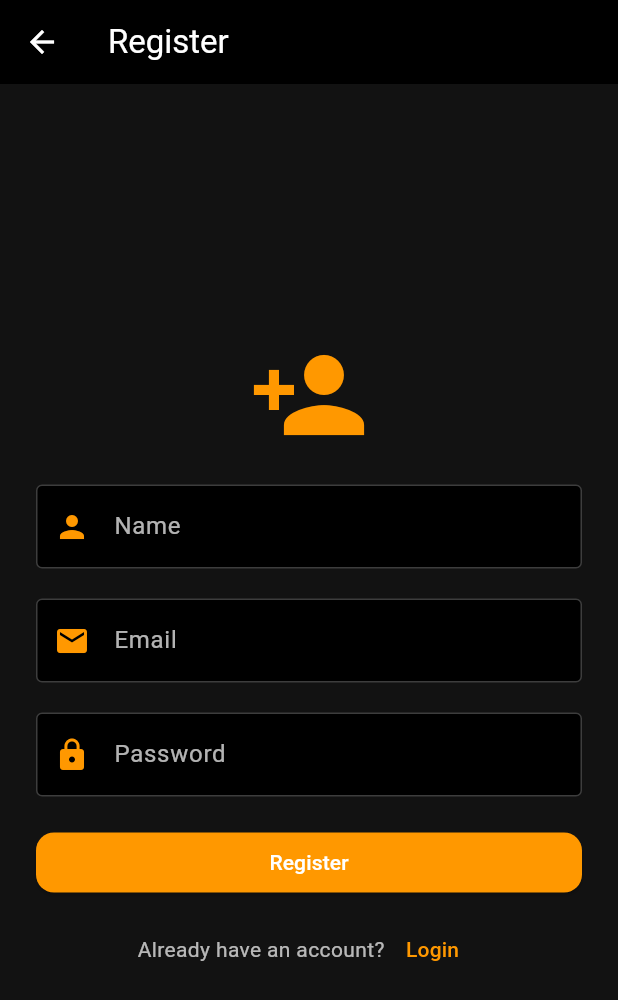
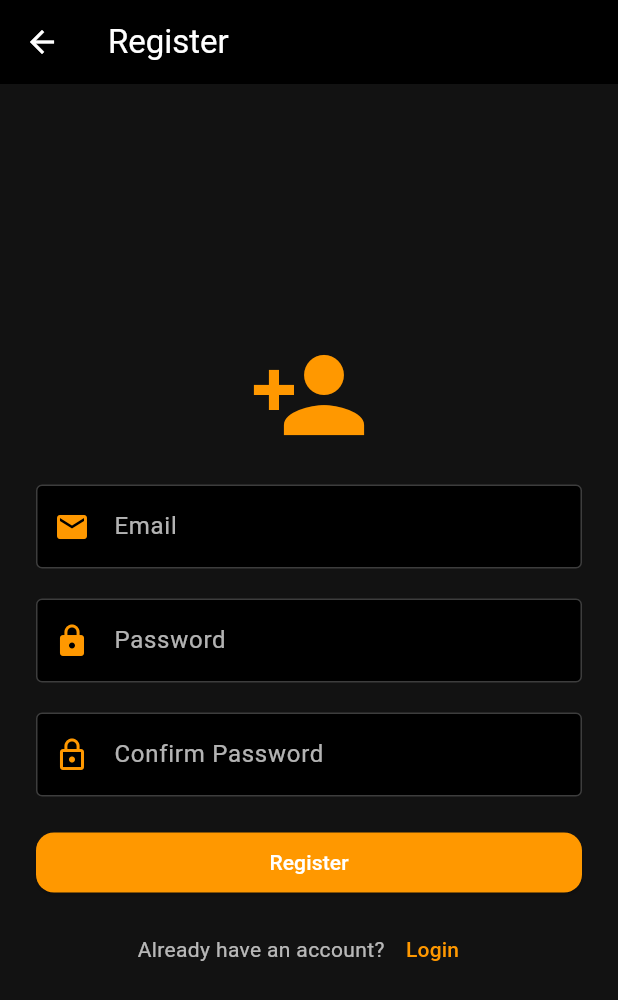
Before and after one commit to Imjustmalak/rights_app, a Flutter app: the RegisterPage screen opened directly, on a phone screen of 412 x 824 dp. Shown: the top 1000 px of the screen. Run offline on Flutter 3.47's test engine with Material 3 defaults, Android fonts, the phone set to English and light mode, and no system bars.

Commit message:
updated register page logic

```diff
--- a/lib/screens/register_page.dart
+++ b/lib/screens/register_page.dart
@@ -13,14 +13,49 @@ class RegisterPage extends StatefulWidget {
 }
 
 class _RegisterPageState extends State<RegisterPage> {
-  final nameController = TextEditingController();
   final emailController = TextEditingController();
   final passwordController = TextEditingController();
+  final confirmPasswordController = TextEditingController();
   bool isLoading = false;
 
+  // Email Validation Function
+  bool _isValidEmail(String email) {
+    return RegExp(r"^[\w-\.]+@([\w-]+\.)+[\w-]{2,4}$").hasMatch(email);
+  }
+
+  // Show Error Message
+  void showError(String msg) {
+    ScaffoldMessenger.of(context).showSnackBar(
+      SnackBar(content: Text(msg), backgroundColor: Colors.red),
+    );
+  }
+
+  // Registration Logic
   Future<void> registerUser() async {
+    String email = emailController.text.trim();
+    String password = passwordController.text.trim();
+    String confirmPassword = confirmPasswordController.text.trim();
+
+    // Validate email
+    if (!_isValidEmail(email)) {
+      showError('Please enter a valid email');
+      return;
+    }
+
+    // Validate password length
+    if (password.length < 6) {
+      showError('Password must be at least 6 characters');
+      return;
+    }
+
+    // Check passwords match
+    if (password != confirmPassword) {
+      showError('Passwords do not match');
+      return;
+    }
+
+    // If all validations pass → Send to backend
     final url = Uri.parse('$baseUrl/register');
-
     setState(() {
       isLoading = true;
     });
@@ -30,24 +65,22 @@ class _RegisterPageState extends State<RegisterPage> {
         url,
         headers: {'Content-Type': 'application/json'},
         body: json.encode({
-          "name": nameController.text,
-          "email": emailController.text,
-          "password": passwordController.text,
+          "email": email,
+          "password": password,
         }),
       );
 
-      if (response.statusCode == 200) {
-        final data = json.decode(response.body);
-        if (data['success'] == true) {
-          Navigator.pushReplacement(
-            context,
-            MaterialPageRoute(builder: (_) => LoginPage()),
-          );
-        } else {
-          showError(data['message'] ?? 'Registration failed');
-        }
+      final data = json.decode(response.body);
+      if (response.statusCode == 200 && data['success'] == true) {
+        ScaffoldMessenger.of(context).showSnackBar(
+          SnackBar(content: Text('Registration successful!'), backgroundColor: Colors.green),
+        );
+        Navigator.pushReplacement(
+          context,
+          MaterialPageRoute(builder: (_) => const LoginPage()),
+        );
       } else {
-        showError('Server error');
+        showError(data['message'] ?? 'Registration failed');
       }
     } catch (e) {
       showError('Network error');
@@ -58,19 +91,10 @@ class _RegisterPageState extends State<RegisterPage> {
     }
   }
 
-  void showError(String msg) {
-    ScaffoldMessenger.of(context).showSnackBar(
-      SnackBar(
-        content: Text(msg),
-        backgroundColor: Colors.red,
-      ),
-    );
-  }
-
   @override
   Widget build(BuildContext context) {
     return Scaffold(
-      backgroundColor: const Color(0xFF121212),
+      backgroundColor: Color(0xFF121212),
       appBar: AppBar(
         title: const Text("Register"),
         backgroundColor: Colors.black,
@@ -84,34 +108,17 @@ class _RegisterPageState extends State<RegisterPage> {
                 const Icon(Icons.person_add, size: 80, color: Colors.orange),
                 const SizedBox(height: 20),
                 TextField(
-                  controller: nameController,
-                  style: const TextStyle(color: Colors.white),
+                  controller: emailController,
+                  style: TextStyle(color: Colors.white),
                   decoration: InputDecoration(
-                    labelText: "Name",
-                    labelStyle: const TextStyle(color: Colors.white70),
-                    border: const OutlineInputBorder(),
-                    prefixIcon: const Icon(Icons.person, color: Colors.orange),
-                    enabledBorder: const OutlineInputBorder(
+                    labelText: "Email",
+                    labelStyle: TextStyle(color: Colors.white70),
+                    border: OutlineInputBorder(),
+                    prefixIcon: Icon(Icons.email, color: Colors.orange),
+                    enabledBorder: OutlineInputBorder(
                       borderSide: BorderSide(color: Colors.white24),
                     ),
-                    focusedBorder: const OutlineInputBorder(
-                      borderSide: BorderSide(color: Colors.orange),
-                    ),
-                  ),
-                ),
-                const SizedBox(height: 20),
-                TextField(
-                  controller: emailController,
-                  style: const TextStyle(color: Colors.white),
-                  decoration: InputDecoration(
-                    labelText: "Email",
-                    labelStyle: const TextStyle(color: Colors.white70),
-                    border: const OutlineInputBorder(),
-                    prefixIcon: const Icon(Icons.email, color: Colors.orange),
-                    enabledBorder: const OutlineInputBorder(
-                      borderSide: BorderSide(color: Colors.white24),
-                    ),
-                    focusedBorder: const OutlineInputBorder(
+                    focusedBorder: OutlineInputBorder(
                       borderSide: BorderSide(color: Colors.orange),
                     ),
                   ),
@@ -120,16 +127,34 @@ class _RegisterPageState extends State<RegisterPage> {
                 TextField(
                   controller: passwordController,
                   obscureText: true,
-                  style: const TextStyle(color: Colors.white),
+                  style: TextStyle(color: Colors.white),
                   decoration: InputDecoration(
                     labelText: "Password",
-                    labelStyle: const TextStyle(color: Colors.white70),
-                    border: const OutlineInputBorder(),
-                    prefixIcon: const Icon(Icons.lock, color: Colors.orange),
-                    enabledBorder: const OutlineInputBorder(
+                    labelStyle: TextStyle(color: Colors.white70),
+                    border: OutlineInputBorder(),
+                    prefixIcon: Icon(Icons.lock, color: Colors.orange),
+                    enabledBorder: OutlineInputBorder(
                       borderSide: BorderSide(color: Colors.white24),
                     ),
-                    focusedBorder: const OutlineInputBorder(
+                    focusedBorder: OutlineInputBorder(
+                      borderSide: BorderSide(color: Colors.orange),
+                    ),
+                  ),
+                ),
+                const SizedBox(height: 20),
+                TextField(
+                  controller: confirmPasswordController,
+                  obscureText: true,
+                  style: TextStyle(color: Colors.white),
+                  decoration: InputDecoration(
+                    labelText: "Confirm Password",
+                    labelStyle: TextStyle(color: Colors.white70),
+                    border: OutlineInputBorder(),
+                    prefixIcon: Icon(Icons.lock_outline, color: Colors.orange),
+                    enabledBorder: OutlineInputBorder(
+                      borderSide: BorderSide(color: Colors.white24),
+                    ),
+                    focusedBorder: OutlineInputBorder(
                       borderSide: BorderSide(color: Colors.orange),
                     ),
                   ),
@@ -154,8 +179,7 @@ class _RegisterPageState extends State<RegisterPage> {
                 Row(
                   mainAxisAlignment: MainAxisAlignment.center,
                   children: [
-                    const Text("Already have an account?",
-                        style: TextStyle(color: Colors.white70)),
+                    const Text("Already have an account?", style: TextStyle(color: Colors.white70)),
                     TextButton(
                       onPressed: () {
                         Navigator.pushReplacement(
@@ -163,10 +187,7 @@ class _RegisterPageState extends State<RegisterPage> {
                           MaterialPageRoute(builder: (_) => const LoginPage()),
                         );
                       },
-                      child: const Text(
-                        "Login",
-                        style: TextStyle(color: Colors.orange),
-                      ),
+                      child: const Text("Login", style: TextStyle(color: Colors.orange)),
                     ),
                   ],
                 ),
```
